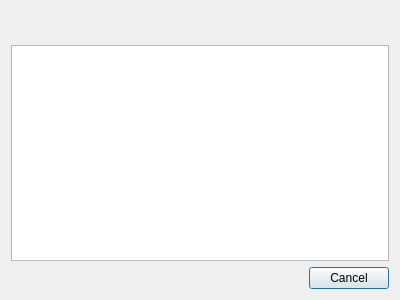
The window that app/view/dialog/dlgAbout.ui (emtrai/hrm_monastery) describes before a commit, drawn with Qt 5.
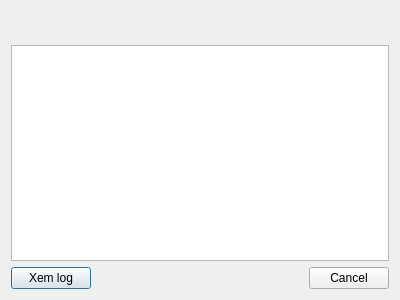
The same window after the commit.

```diff
--- a/app/view/dialog/dlgAbout.ui
+++ b/app/view/dialog/dlgAbout.ui
@@ -38,6 +38,15 @@
     </layout>
    </item>
    <item>
+    <layout class="QHBoxLayout" name="horizontalLayout">
+     <item>
+      <widget class="QPushButton" name="txtLog">
+       <property name="text">
+        <string>Xem log</string>
+       </property>
+      </widget>
+     </item>
+     <item>
     <widget class="QDialogButtonBox" name="buttonBox">
      <property name="orientation">
       <enum>Qt::Horizontal</enum>
@@ -46,6 +55,8 @@
       <set>QDialogButtonBox::Cancel</set>
      </property>
     </widget>
+     </item>
+    </layout>
    </item>
   </layout>
  </widget>
```
Lines whose indentation alone changed are shown as unchanged.
